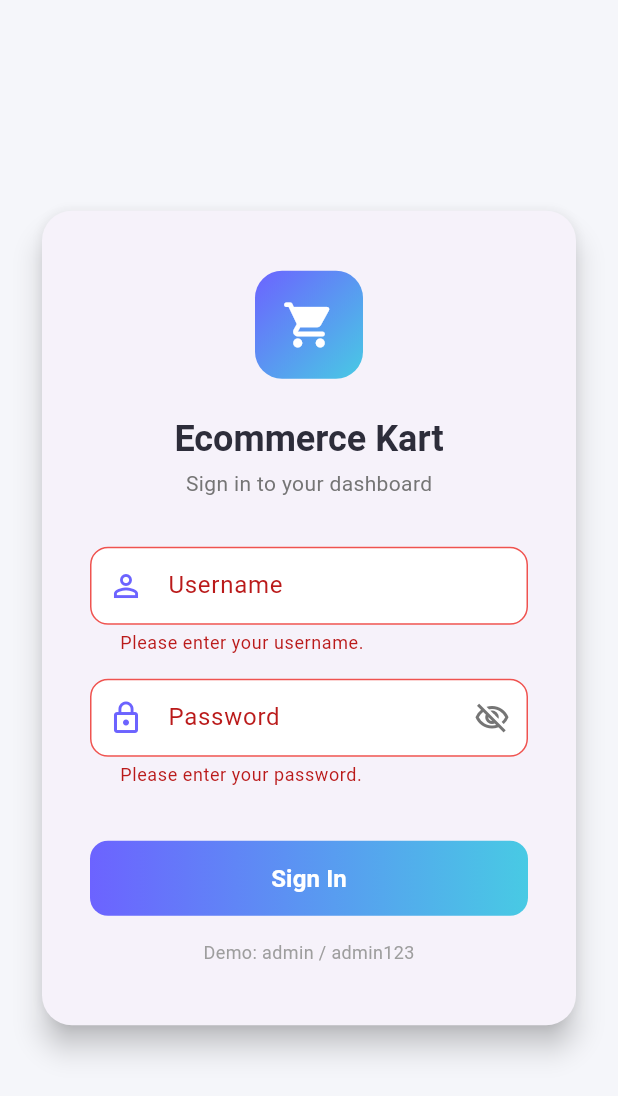
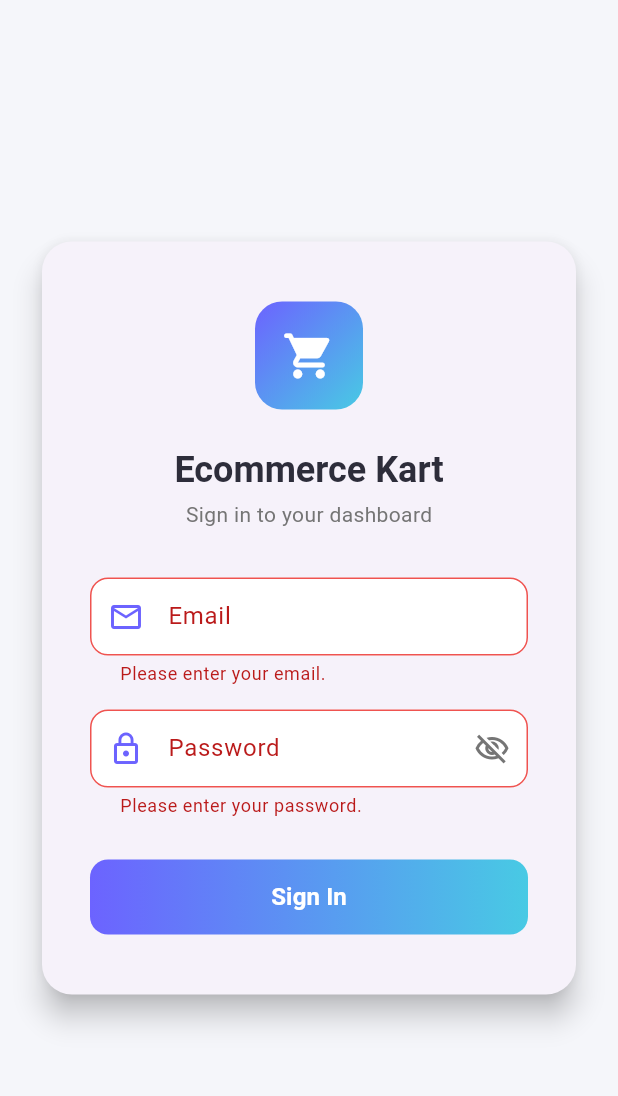
Before and after one commit to malekaltaf/ecommerce_kart_dashboard, a Flutter app: the screen it shows after launch, after a tap on "Sign In", on a phone screen of 412 x 824 dp. Shown: the top 1096 px of the screen. Run offline on Flutter 3.47's test engine with Material 3 defaults, Android fonts, the phone set to English and light mode, and no system bars; our stand-ins replace firebase_auth; accounts and stored records are empty.

Commit message:
feat(view): replace username with email field, remove demo hint

```diff
--- a/lib/views/login_view.dart
+++ b/lib/views/login_view.dart
@@ -1,7 +1,7 @@
 import 'package:flutter/material.dart';
 import 'package:provider/provider.dart';
 import '../viewmodels/login_viewmodel.dart';
-import 'dashboard_placeholder_view.dart';
+import 'dashboard_view.dart';
 
 /// View layer for the Login screen.
 /// Reads state from [LoginViewModel] and delegates all logic to it.
@@ -14,26 +14,25 @@ class LoginView extends StatefulWidget {
 
 class _LoginViewState extends State<LoginView> {
   final _formKey = GlobalKey<FormState>();
-  final _usernameController = TextEditingController();
+  final _emailController = TextEditingController();
   final _passwordController = TextEditingController();
 
   @override
   void dispose() {
-    _usernameController.dispose();
+    _emailController.dispose();
     _passwordController.dispose();
     super.dispose();
   }
 
-  // Called when the ViewModel emits LoginState.success
   void _handleSuccess() {
     Navigator.of(context).pushReplacement(
-      MaterialPageRoute(builder: (_) => const DashboardPlaceholderView()),
+      MaterialPageRoute(builder: (_) => const DashboardView()),
     );
   }
 
   Future<void> _onLoginPressed(LoginViewModel vm) async {
     if (!_formKey.currentState!.validate()) return;
-    await vm.login(_usernameController.text, _passwordController.text);
+    await vm.login(_emailController.text, _passwordController.text);
   }
 
   @override
@@ -42,7 +41,6 @@ class _LoginViewState extends State<LoginView> {
       backgroundColor: const Color(0xFFF5F6FA),
       body: Consumer<LoginViewModel>(
         builder: (context, vm, _) {
-          // Navigate on success (after build)
           if (vm.state == LoginState.success) {
             WidgetsBinding.instance.addPostFrameCallback((_) {
               _handleSuccess();
@@ -67,7 +65,7 @@ class _LoginViewState extends State<LoginView> {
                       child: Column(
                         mainAxisSize: MainAxisSize.min,
                         children: [
-                          // ── Logo / Icon ─────────────────────────────────
+                          // ── Logo ─────────────────────────────────────────
                           Container(
                             width: 72,
                             height: 72,
@@ -84,7 +82,7 @@ class _LoginViewState extends State<LoginView> {
                           ),
                           const SizedBox(height: 24),
 
-                          // ── Title ────────────────────────────────────────
+                          // ── Title ─────────────────────────────────────────
                           Text(
                             'Ecommerce Kart',
                             style: Theme.of(context)
@@ -105,19 +103,24 @@ class _LoginViewState extends State<LoginView> {
                           ),
                           const SizedBox(height: 32),
 
-                          // ── Username field ────────────────────────────────
+                          // ── Email field ───────────────────────────────────
                           TextFormField(
-                            controller: _usernameController,
+                            controller: _emailController,
                             enabled: vm.state != LoginState.loading,
                             keyboardType: TextInputType.emailAddress,
                             decoration: _inputDecoration(
-                              label: 'Username',
-                              hint: 'Enter your username',
-                              icon: Icons.person_outline,
+                              label: 'Email',
+                              hint: 'Enter your email address',
+                              icon: Icons.email_outlined,
                             ),
                             validator: (value) {
                               if (value == null || value.trim().isEmpty) {
-                                return 'Please enter your username.';
+                                return 'Please enter your email.';
+                              }
+                              final emailRegex = RegExp(
+                                  r'^[\w-\.]+@([\w-]+\.)+[\w-]{2,4}$');
+                              if (!emailRegex.hasMatch(value.trim())) {
+                                return 'Please enter a valid email address.';
                               }
                               return null;
                             },
@@ -148,14 +151,16 @@ class _LoginViewState extends State<LoginView> {
                               if (value == null || value.trim().isEmpty) {
                                 return 'Please enter your password.';
                               }
+                              if (value.length < 6) {
+                                return 'Password must be at least 6 characters.';
+                              }
                               return null;
                             },
                           ),
-                          const SizedBox(height: 8),
 
                           // ── Error message ─────────────────────────────────
                           if (vm.state == LoginState.error) ...[
-                            const SizedBox(height: 8),
+                            const SizedBox(height: 14),
                             Container(
                               padding: const EdgeInsets.symmetric(
                                   horizontal: 12, vertical: 10),
@@ -232,17 +237,6 @@ class _LoginViewState extends State<LoginView> {
                               ),
                             ),
                           ),
-
-                          const SizedBox(height: 16),
-
-                          // ── Demo hint ─────────────────────────────────────
-                          Text(
-                            'Demo: admin / admin123',
-                            style: TextStyle(
-                              fontSize: 12,
-                              color: Colors.grey.shade500,
-                            ),
-                          ),
                         ],
                       ),
                     ),
```
